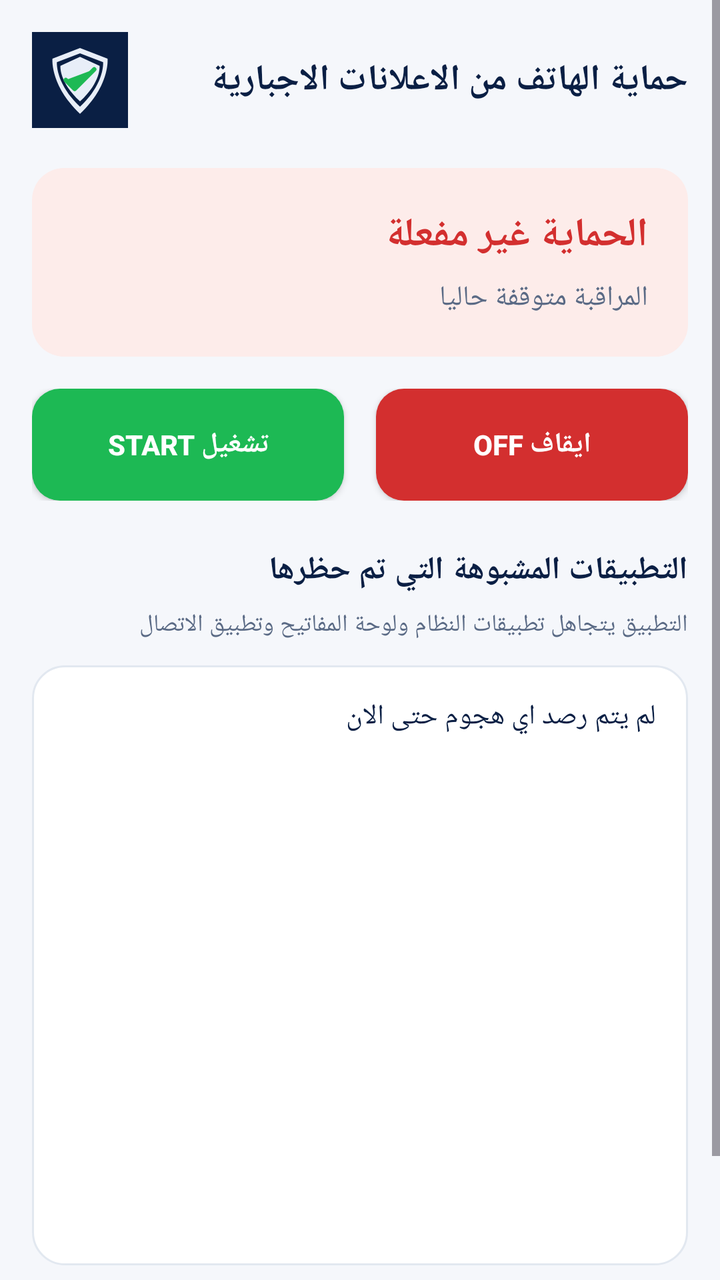
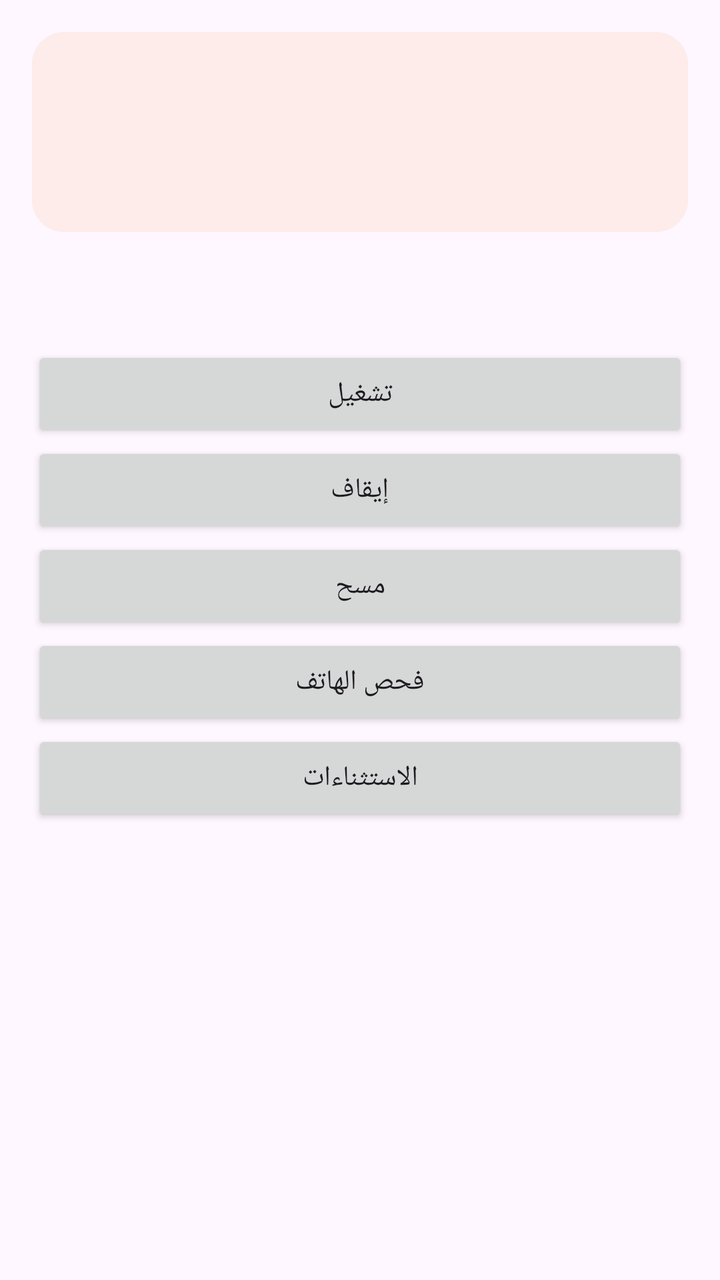

Before-and-after screenshots of an Android layout around one commit, followed by the original layout XML and the change that was made.
<!-- AndroidManifest.xml: application theme Theme.ScreenGuard -->
<!-- res/layout/activity_main.xml -->
<?xml version="1.0" encoding="utf-8"?>
<ScrollView xmlns:android="http://schemas.android.com/apk/res/android"
    xmlns:app="http://schemas.android.com/apk/res-auto"
    android:layout_width="match_parent"
    android:layout_height="match_parent"
    android:background="@color/background">
    <androidx.constraintlayout.widget.ConstraintLayout
        android:layout_width="match_parent"
        android:layout_height="wrap_content"
        android:padding="16dp">
        <LinearLayout
            android:id="@+id/header"
            android:layout_width="match_parent"
            android:layout_height="wrap_content"
            android:orientation="horizontal"
            android:gravity="center_vertical"
            app:layout_constraintTop_toTopOf="parent">
            <ImageView
                android:layout_width="48dp"
                android:layout_height="48dp"
                android:src="@drawable/ic_launcher_foreground"
                android:background="@color/primary_dark" />
            <TextView
                android:layout_width="0dp"
                android:layout_height="wrap_content"
                android:layout_weight="1"
                android:layout_marginStart="12dp"
                android:text="@string/header_title"
                android:textSize="18sp"
                android:textStyle="bold"
                android:textColor="@color/text_primary"/>
        </LinearLayout>
        <LinearLayout
            android:id="@+id/statusCard"
            android:layout_width="match_parent"
            android:layout_height="wrap_content"
            android:orientation="vertical"
            android:background="@drawable/bg_status_red"
            android:padding="20dp"
            android:layout_marginTop="20dp"
            app:layout_constraintTop_toBottomOf="@id/header">
            <TextView
                android:id="@+id/tvStatus"
                android:layout_width="match_parent"
                android:layout_height="wrap_content"
                android:text="@string/status_off"
                android:textSize="20sp"
                android:textStyle="bold"
                android:textColor="@color/red_stop"/>
            <TextView
                android:id="@+id/tvDesc"
                android:layout_width="match_parent"
                android:layout_height="wrap_content"
                android:layout_marginTop="8dp"
                android:text="@string/desc_off"
                android:textSize="14sp"
                android:textColor="@color/text_secondary"/>
        </LinearLayout>
        <LinearLayout
            android:id="@+id/buttonsRow"
            android:layout_width="match_parent"
            android:layout_height="wrap_content"
            android:orientation="horizontal"
            android:layout_marginTop="16dp"
            app:layout_constraintTop_toBottomOf="@id/statusCard">
            <androidx.appcompat.widget.AppCompatButton
                android:id="@+id/btnStart"
                android:layout_width="0dp"
                android:layout_height="56dp"
                android:layout_weight="1"
                android:layout_marginEnd="8dp"
                android:background="@drawable/bg_button_start"
                android:text="@string/btn_start"
                android:textColor="#FFFFFF"
                android:textStyle="bold"/>
            <androidx.appcompat.widget.AppCompatButton
                android:id="@+id/btnStop"
                android:layout_width="0dp"
                android:layout_height="56dp"
                android:layout_weight="1"
                android:layout_marginStart="8dp"
                android:background="@drawable/bg_button_stop"
                android:text="@string/btn_stop"
                android:textColor="#FFFFFF"
                android:textStyle="bold"/>
        </LinearLayout>
        <TextView
            android:id="@+id/tvLogTitle"
            android:layout_width="match_parent"
            android:layout_height="wrap_content"
            android:layout_marginTop="24dp"
            android:text="@string/log_title"
            android:textSize="16sp"
            android:textStyle="bold"
            android:textColor="@color/text_primary"
            app:layout_constraintTop_toBottomOf="@id/buttonsRow"/>
        <TextView
            android:id="@+id/tvWhiteList"
            android:layout_width="match_parent"
            android:layout_height="wrap_content"
            android:layout_marginTop="8dp"
            android:text="@string/whitelist_info"
            android:textSize="12sp"
            android:textColor="@color/text_secondary"
            app:layout_constraintTop_toBottomOf="@id/tvLogTitle"/>
        <ScrollView
            android:id="@+id/logScroll"
            android:layout_width="match_parent"
            android:layout_height="300dp"
            android:layout_marginTop="12dp"
            android:background="@drawable/bg_log_box"
            app:layout_constraintTop_toBottomOf="@id/tvWhiteList">
            <TextView
                android:id="@+id/tvLogs"
                android:layout_width="match_parent"
                android:layout_height="wrap_content"
                android:padding="16dp"
                android:text="@string/log_empty"
                android:textSize="14sp"
                android:textColor="@color/text_primary"/>
        </ScrollView>
        <androidx.appcompat.widget.AppCompatButton
            android:id="@+id/btnClear"
            android:layout_width="match_parent"
            android:layout_height="48dp"
            android:layout_marginTop="12dp"
            android:text="@string/clear_logs"
            android:background="@drawable/bg_card"
            android:textColor="@color/text_secondary"
            app:layout_constraintTop_toBottomOf="@id/logScroll"/>
    </androidx.constraintlayout.widget.ConstraintLayout>
</ScrollView>
<!-- resources referenced by this layout -->
<resources>
  <color name="background">#F5F7FB</color>
  <color name="primary_dark">#0A1F44</color>
  <color name="red_stop">#D32F2F</color>
  <color name="text_primary">#0A1F44</color>
  <color name="text_secondary">#5A6A85</color>
  <!-- drawable bg_button_start (drawable) -->
  <?xml version="1.0" encoding="utf-8"?>
  <shape xmlns:android="http://schemas.android.com/apk/res/android">
      <corners android:radius="14dp"/>
      <solid android:color="@color/green_start"/>
  </shape>
  <!-- drawable bg_button_stop (drawable) -->
  <?xml version="1.0" encoding="utf-8"?>
  <shape xmlns:android="http://schemas.android.com/apk/res/android">
      <corners android:radius="14dp"/>
      <solid android:color="@color/red_stop"/>
  </shape>
  <!-- drawable bg_card (drawable) -->
  <?xml version="1.0" encoding="utf-8"?>
  <shape xmlns:android="http://schemas.android.com/apk/res/android"
      android:shape="rectangle">
      <corners android:radius="20dp"/>
      <solid android:color="@color/card_light"/>
      <stroke android:width="1dp" android:color="@color/border_light"/>
  </shape>
  <!-- drawable bg_log_box (drawable) -->
  <?xml version="1.0" encoding="utf-8"?>
  <shape xmlns:android="http://schemas.android.com/apk/res/android">
      <corners android:radius="16dp"/>
      <solid android:color="@color/card_light"/>
      <stroke android:width="1dp" android:color="@color/border_light"/>
  </shape>
  <!-- drawable bg_status_red (drawable) -->
  <?xml version="1.0" encoding="utf-8"?>
  <shape xmlns:android="http://schemas.android.com/apk/res/android">
      <corners android:radius="16dp"/>
      <solid android:color="#FDECEA"/>
  </shape>
  <!-- drawable ic_launcher_foreground (drawable) -->
  <?xml version="1.0" encoding="utf-8"?>
  <vector xmlns:android="http://schemas.android.com/apk/res/android"
      android:width="108dp"
      android:height="108dp"
      android:viewportWidth="108"
      android:viewportHeight="108">
      <path
          android:fillColor="#E8EEF8"
          android:pathData="M54,18L23,30C23,30 20,60 54,92C88,60 85,30 85,30L54,18Z"/>
      <path
          android:fillColor="#0A1F44"
          android:pathData="M54,24L28,34C28,34 26,58 54,84C82,58 80,34 80,34L54,24Z"/>
      <path
          android:fillColor="#E8EEF8"
          android:pathData="M54,28L32,38C32,38 30,56 54,78C78,56 76,38 76,38L54,28Z"/>
      <path
          android:fillColor="#1DB954"
          android:pathData="M38,54L48,64L70,42"
          android:strokeColor="#1DB954"
          android:strokeWidth="5"
          android:strokeLineCap="round"
          android:strokeLineJoin="round"/>
  </vector>
  <string name="btn_start">START تشغيل</string>
  <string name="btn_stop">OFF ايقاف</string>
  <string name="clear_logs">مسح السجل</string>
  <string name="desc_off">المراقبة متوقفة حاليا</string>
  <string name="header_title">حماية الهاتف من الاعلانات الاجبارية</string>
  <string name="log_empty">لم يتم رصد اي هجوم حتى الان</string>
  <string name="log_title">التطبيقات المشبوهة التي تم حظرها</string>
  <string name="status_off">الحماية غير مفعلة</string>
  <string name="whitelist_info">التطبيق يتجاهل تطبيقات النظام ولوحة المفاتيح وتطبيق الاتصال</string>
  <style name="Theme.ScreenGuard" parent="Theme.Material3.DayNight.NoActionBar">
          <item name="colorPrimary">@color/primary_dark</item>
          <item name="colorOnPrimary">@color/text_on_dark</item>
          <item name="android:statusBarColor">@color/primary_dark</item>
      </style>
  <color name="green_start">#1DB954</color>
  <color name="card_light">#FFFFFF</color>
  <color name="border_light">#E2E8F0</color>
  <color name="text_on_dark">#E8EEF8</color>
</resources>

<!-- the commit's change to res/layout/activity_main.xml (unified diff, before → after) -->
@@ -1,132 +1,16 @@
 <?xml version="1.0" encoding="utf-8"?>
-<ScrollView xmlns:android="http://schemas.android.com/apk/res/android"
-    xmlns:app="http://schemas.android.com/apk/res-auto"
+<LinearLayout xmlns:android="http://schemas.android.com/apk/res/android"
+    android:orientation="vertical"
     android:layout_width="match_parent"
     android:layout_height="match_parent"
-    android:background="@color/background">
-    <androidx.constraintlayout.widget.ConstraintLayout
-        android:layout_width="match_parent"
-        android:layout_height="wrap_content"
-        android:padding="16dp">
-        <LinearLayout
-            android:id="@+id/header"
-            android:layout_width="match_parent"
-            android:layout_height="wrap_content"
-            android:orientation="horizontal"
-            android:gravity="center_vertical"
-            app:layout_constraintTop_toTopOf="parent">
-            <ImageView
-                android:layout_width="48dp"
-                android:layout_height="48dp"
-                android:src="@drawable/ic_launcher_foreground"
-                android:background="@color/primary_dark" />
-            <TextView
-                android:layout_width="0dp"
-                android:layout_height="wrap_content"
-                android:layout_weight="1"
-                android:layout_marginStart="12dp"
-                android:text="@string/header_title"
-                android:textSize="18sp"
-                android:textStyle="bold"
-                android:textColor="@color/text_primary"/>
-        </LinearLayout>
-        <LinearLayout
-            android:id="@+id/statusCard"
-            android:layout_width="match_parent"
-            android:layout_height="wrap_content"
-            android:orientation="vertical"
-            android:background="@drawable/bg_status_red"
-            android:padding="20dp"
-            android:layout_marginTop="20dp"
-            app:layout_constraintTop_toBottomOf="@id/header">
-            <TextView
-                android:id="@+id/tvStatus"
-                android:layout_width="match_parent"
-                android:layout_height="wrap_content"
-                android:text="@string/status_off"
-                android:textSize="20sp"
-                android:textStyle="bold"
-                android:textColor="@color/red_stop"/>
-            <TextView
-                android:id="@+id/tvDesc"
-                android:layout_width="match_parent"
-                android:layout_height="wrap_content"
-                android:layout_marginTop="8dp"
-                android:text="@string/desc_off"
-                android:textSize="14sp"
-                android:textColor="@color/text_secondary"/>
-        </LinearLayout>
-        <LinearLayout
-            android:id="@+id/buttonsRow"
-            android:layout_width="match_parent"
-            android:layout_height="wrap_content"
-            android:orientation="horizontal"
-            android:layout_marginTop="16dp"
-            app:layout_constraintTop_toBottomOf="@id/statusCard">
-            <androidx.appcompat.widget.AppCompatButton
-                android:id="@+id/btnStart"
-                android:layout_width="0dp"
-                android:layout_height="56dp"
-                android:layout_weight="1"
-                android:layout_marginEnd="8dp"
-                android:background="@drawable/bg_button_start"
-                android:text="@string/btn_start"
-                android:textColor="#FFFFFF"
-                android:textStyle="bold"/>
-            <androidx.appcompat.widget.AppCompatButton
-                android:id="@+id/btnStop"
-                android:layout_width="0dp"
-                android:layout_height="56dp"
-                android:layout_weight="1"
-                android:layout_marginStart="8dp"
-                android:background="@drawable/bg_button_stop"
-                android:text="@string/btn_stop"
-                android:textColor="#FFFFFF"
-                android:textStyle="bold"/>
-        </LinearLayout>
-        <TextView
-            android:id="@+id/tvLogTitle"
-            android:layout_width="match_parent"
-            android:layout_height="wrap_content"
-            android:layout_marginTop="24dp"
-            android:text="@string/log_title"
-            android:textSize="16sp"
-            android:textStyle="bold"
-            android:textColor="@color/text_primary"
-            app:layout_constraintTop_toBottomOf="@id/buttonsRow"/>
-        <TextView
-            android:id="@+id/tvWhiteList"
-            android:layout_width="match_parent"
-            android:layout_height="wrap_content"
-            android:layout_marginTop="8dp"
-            android:text="@string/whitelist_info"
-            android:textSize="12sp"
-            android:textColor="@color/text_secondary"
-            app:layout_constraintTop_toBottomOf="@id/tvLogTitle"/>
-        <ScrollView
-            android:id="@+id/logScroll"
-            android:layout_width="match_parent"
-            android:layout_height="300dp"
-            android:layout_marginTop="12dp"
-            android:background="@drawable/bg_log_box"
-            app:layout_constraintTop_toBottomOf="@id/tvWhiteList">
-            <TextView
-                android:id="@+id/tvLogs"
-                android:layout_width="match_parent"
-                android:layout_height="wrap_content"
-                android:padding="16dp"
-                android:text="@string/log_empty"
-                android:textSize="14sp"
-                android:textColor="@color/text_primary"/>
-        </ScrollView>
-        <androidx.appcompat.widget.AppCompatButton
-            android:id="@+id/btnClear"
-            android:layout_width="match_parent"
-            android:layout_height="48dp"
-            android:layout_marginTop="12dp"
-            android:text="@string/clear_logs"
-            android:background="@drawable/bg_card"
-            android:textColor="@color/text_secondary"
-            app:layout_constraintTop_toBottomOf="@id/logScroll"/>
-    </androidx.constraintlayout.widget.ConstraintLayout>
-</ScrollView>
+    android:padding="16dp">
+    <View android:id="@+id/statusCard" android:layout_width="match_parent" android:layout_height="100dp" android:background="@drawable/bg_status_red" />
+    <TextView android:id="@+id/tvStatus" android:layout_width="match_parent" android:layout_height="wrap_content" />
+    <TextView android:id="@+id/tvDesc" android:layout_width="match_parent" android:layout_height="wrap_content" />
+    <TextView android:id="@+id/tvLogs" android:layout_width="match_parent" android:layout_height="wrap_content" />
+    <androidx.appcompat.widget.AppCompatButton android:id="@+id/btnStart" android:layout_width="match_parent" android:layout_height="wrap_content" android:text="تشغيل" />
+    <androidx.appcompat.widget.AppCompatButton android:id="@+id/btnStop" android:layout_width="match_parent" android:layout_height="wrap_content" android:text="إيقاف" />
+    <androidx.appcompat.widget.AppCompatButton android:id="@+id/btnClear" android:layout_width="match_parent" android:layout_height="wrap_content" android:text="مسح" />
+    <androidx.appcompat.widget.AppCompatButton android:id="@+id/btnScan" android:layout_width="match_parent" android:layout_height="wrap_content" android:text="فحص الهاتف" />
+    <androidx.appcompat.widget.AppCompatButton android:id="@+id/btnWhitelist" android:layout_width="match_parent" android:layout_height="wrap_content" android:text="الاستثناءات" />
+</LinearLayout>
<!-- resource entries referenced after the edit -->
@@ -1,84 +1,17 @@
 <!-- resources referenced by this layout -->
 <resources>
-  <color name="background">#F5F7FB</color>
-  <color name="primary_dark">#0A1F44</color>
-  <color name="red_stop">#D32F2F</color>
-  <color name="text_primary">#0A1F44</color>
-  <color name="text_secondary">#5A6A85</color>
-  <!-- drawable bg_button_start (drawable) -->
-  <?xml version="1.0" encoding="utf-8"?>
-  <shape xmlns:android="http://schemas.android.com/apk/res/android">
-      <corners android:radius="14dp"/>
-      <solid android:color="@color/green_start"/>
-  </shape>
-  <!-- drawable bg_button_stop (drawable) -->
-  <?xml version="1.0" encoding="utf-8"?>
-  <shape xmlns:android="http://schemas.android.com/apk/res/android">
-      <corners android:radius="14dp"/>
-      <solid android:color="@color/red_stop"/>
-  </shape>
-  <!-- drawable bg_card (drawable) -->
-  <?xml version="1.0" encoding="utf-8"?>
-  <shape xmlns:android="http://schemas.android.com/apk/res/android"
-      android:shape="rectangle">
-      <corners android:radius="20dp"/>
-      <solid android:color="@color/card_light"/>
-      <stroke android:width="1dp" android:color="@color/border_light"/>
-  </shape>
-  <!-- drawable bg_log_box (drawable) -->
-  <?xml version="1.0" encoding="utf-8"?>
-  <shape xmlns:android="http://schemas.android.com/apk/res/android">
-      <corners android:radius="16dp"/>
-      <solid android:color="@color/card_light"/>
-      <stroke android:width="1dp" android:color="@color/border_light"/>
-  </shape>
   <!-- drawable bg_status_red (drawable) -->
   <?xml version="1.0" encoding="utf-8"?>
   <shape xmlns:android="http://schemas.android.com/apk/res/android">
       <corners android:radius="16dp"/>
       <solid android:color="#FDECEA"/>
   </shape>
-  <!-- drawable ic_launcher_foreground (drawable) -->
-  <?xml version="1.0" encoding="utf-8"?>
-  <vector xmlns:android="http://schemas.android.com/apk/res/android"
-      android:width="108dp"
-      android:height="108dp"
-      android:viewportWidth="108"
-      android:viewportHeight="108">
-      <path
-          android:fillColor="#E8EEF8"
-          android:pathData="M54,18L23,30C23,30 20,60 54,92C88,60 85,30 85,30L54,18Z"/>
-      <path
-          android:fillColor="#0A1F44"
-          android:pathData="M54,24L28,34C28,34 26,58 54,84C82,58 80,34 80,34L54,24Z"/>
-      <path
-          android:fillColor="#E8EEF8"
-          android:pathData="M54,28L32,38C32,38 30,56 54,78C78,56 76,38 76,38L54,28Z"/>
-      <path
-          android:fillColor="#1DB954"
-          android:pathData="M38,54L48,64L70,42"
-          android:strokeColor="#1DB954"
-          android:strokeWidth="5"
-          android:strokeLineCap="round"
-          android:strokeLineJoin="round"/>
-  </vector>
-  <string name="btn_start">START تشغيل</string>
-  <string name="btn_stop">OFF ايقاف</string>
-  <string name="clear_logs">مسح السجل</string>
-  <string name="desc_off">المراقبة متوقفة حاليا</string>
-  <string name="header_title">حماية الهاتف من الاعلانات الاجبارية</string>
-  <string name="log_empty">لم يتم رصد اي هجوم حتى الان</string>
-  <string name="log_title">التطبيقات المشبوهة التي تم حظرها</string>
-  <string name="status_off">الحماية غير مفعلة</string>
-  <string name="whitelist_info">التطبيق يتجاهل تطبيقات النظام ولوحة المفاتيح وتطبيق الاتصال</string>
   <style name="Theme.ScreenGuard" parent="Theme.Material3.DayNight.NoActionBar">
           <item name="colorPrimary">@color/primary_dark</item>
           <item name="colorOnPrimary">@color/text_on_dark</item>
           <item name="android:statusBarColor">@color/primary_dark</item>
       </style>
-  <color name="green_start">#1DB954</color>
-  <color name="card_light">#FFFFFF</color>
-  <color name="border_light">#E2E8F0</color>
+  <color name="primary_dark">#0A1F44</color>
   <color name="text_on_dark">#E8EEF8</color>
 </resources>
 
